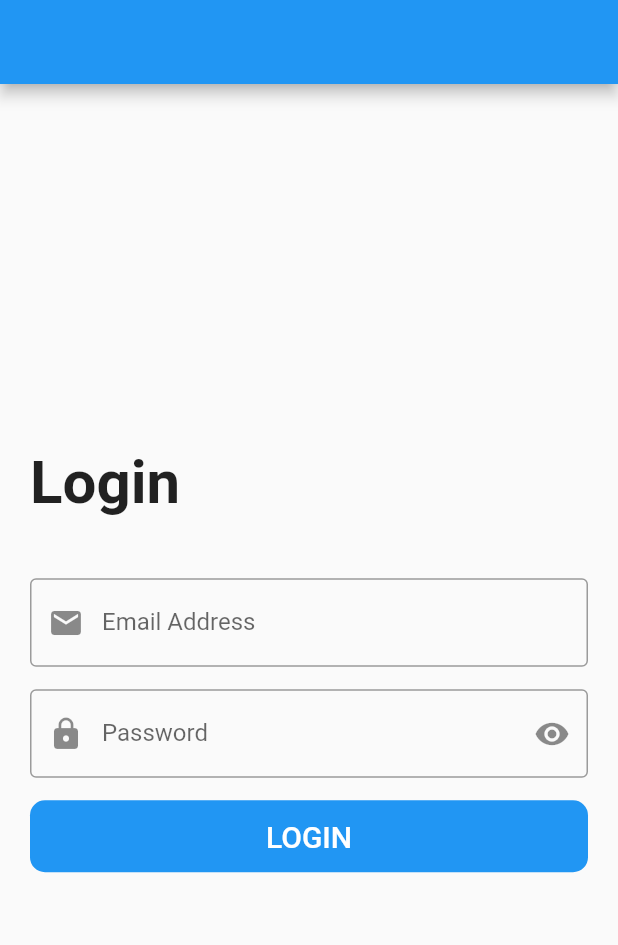
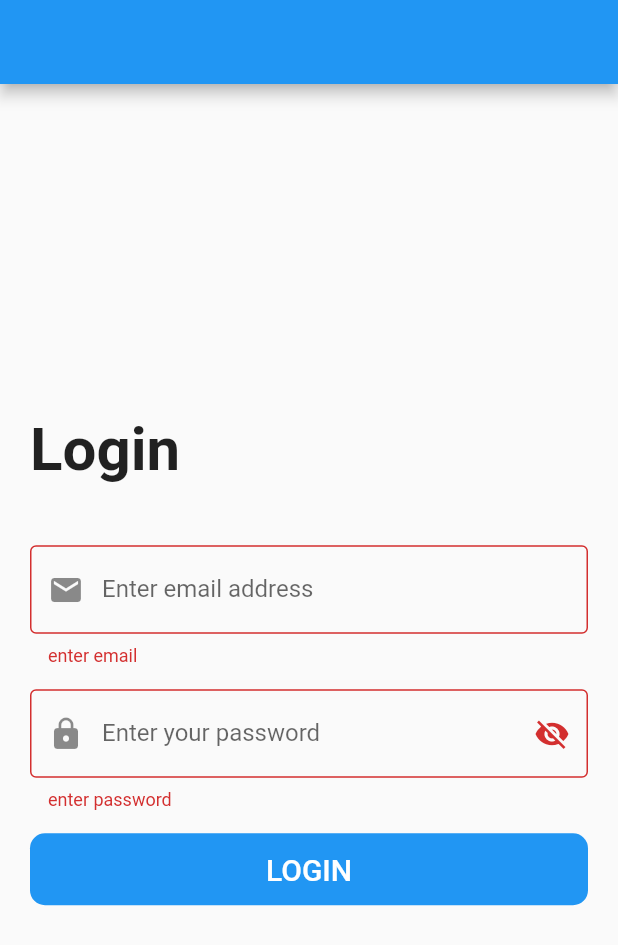
Before and after one commit to MoamenMohamed101/bmi_app, a Flutter app: the screen it shows after launch, after a tap on "LOGIN", on a phone screen of 412 x 824 dp. Shown: the top 945 px of the screen. Run offline on Flutter 3.47's test engine with Material 2 defaults, Android fonts, the phone set to English and light mode, and no system bars.

Commit message:
login_screen

```diff
--- a/lib/login_screen.dart
+++ b/lib/login_screen.dart
@@ -1,10 +1,21 @@
 import 'package:bmi_app/shared/components/components.dart';
 import 'package:flutter/material.dart';
 
-class LoginScreen extends StatelessWidget {
+class LoginScreen extends StatefulWidget {
   LoginScreen({Key? key}) : super(key: key);
+
+  @override
+  State<LoginScreen> createState() => _LoginScreenState();
+}
+
+class _LoginScreenState extends State<LoginScreen> {
   TextEditingController emailController = TextEditingController();
+
   TextEditingController passwordController = TextEditingController();
+
+  var formKey = GlobalKey<FormState>();
+
+  bool? isPassword = true;
 
   @override
   Widget build(BuildContext context) {
@@ -14,6 +25,8 @@ class LoginScreen extends StatelessWidget {
         padding: const EdgeInsets.all(20.0),
         child: Center(
           child: SingleChildScrollView(
+            child: Form(
+              key: formKey,
               child: Column(
                 crossAxisAlignment: CrossAxisAlignment.start,
                 children: [
@@ -24,53 +37,56 @@ class LoginScreen extends StatelessWidget {
                   const SizedBox(
                     height: 40,
                   ),
-                TextFormField(
+                  defaultFormField(
                     controller: emailController,
-                  decoration: const InputDecoration(
-                    labelText: 'Email Address',
-                    border: OutlineInputBorder(),
-                    prefixIcon: Icon(Icons.email),
+                    keyboard: TextInputType.emailAddress,
+                    validator: (value) {
+                      if (value!.isEmpty) {
+                        return 'enter email';
+                      }
+                      return null;
+                    },
+                    text: 'Enter email address',
+                    prefixIcon: Icons.email,
                   ),
-                  keyboardType: TextInputType.emailAddress,
-                  onFieldSubmitted: (value) {
-                    print(value);
+                  const SizedBox(
+                    height: 15,
+                  ),
+                  defaultFormField(
+                    controller: passwordController,
+                    keyboard: TextInputType.visiblePassword,
+                    validator: (value) {
+                      if (value!.isEmpty) {
+                        return 'enter password';
+                      }
+                      return null;
                     },
-                  onChanged: (value) {
-                    print(value);
+                    text: 'Enter your password',
+                    prefixIcon: Icons.lock,
+                    suffixIcon: Icons.add,
+                    isPassword: isPassword!,
+                    iconSuffix: () {
+                      setState(() {
+                        isPassword = !isPassword!;
+                      });
                     },
                   ),
                   const SizedBox(
                     height: 15,
                   ),
-                TextFormField(
-                  controller: passwordController,
-                  decoration: const InputDecoration(
-                    labelText: 'Password',
-                    border: OutlineInputBorder(),
-                    prefixIcon: Icon(Icons.lock),
-                    suffixIcon: Icon(Icons.remove_red_eye),
-                  ),
-                  keyboardType: TextInputType.visiblePassword,
-                  obscureText: true,
-                  onFieldSubmitted: (value) {
-                    print(value);
-                  },
-                  onChanged: (value) {
-                    print(value);
-                  },
-                ),
-                const SizedBox(
-                  height: 15,
-                ),
-                dufultButton(
+                  defaultButton(
                     color: Colors.blue,
                     text: 'login',
                     voidCallback: () {
+                      if (formKey.currentState!.validate())
                         print(emailController.text);
                       print(passwordController.text);
                     },
-                    width: double.infinity)
+                    width: double.infinity,
+                    isUpperCase: true,
+                  ),
                 ],
+              ),
             ),
           ),
         ),
--- a/lib/shared/components/components.dart
+++ b/lib/shared/components/components.dart
@@ -1,22 +1,59 @@
 import 'package:flutter/cupertino.dart';
 import 'package:flutter/material.dart';
 
-dufultButton(
-        {double? width,
-        Color? color,
-        VoidCallback? voidCallback,
-        String? text}) =>
+defaultButton({
+  double? width,
+  Color? color = Colors.blue,
+  @required VoidCallback? voidCallback,
+  @required String? text,
+  bool? isUpperCase = true,
+  double? radius = 10.0,
+}) =>
     Container(
       width: width,
       decoration: BoxDecoration(
         color: color,
-        borderRadius: BorderRadius.circular(10),
+        borderRadius: BorderRadius.circular(radius!),
       ),
       child: MaterialButton(
         onPressed: voidCallback,
         child: Text(
-          text!.toUpperCase(),
+          isUpperCase! ? text!.toUpperCase() : text!,
           style: const TextStyle(color: Colors.white, fontSize: 20),
         ),
       ),
     );
+
+defaultFormField(
+        {@required TextEditingController? controller,
+        @required TextInputType? keyboard,
+        void Function(String)? onFieldSubmitted,
+        void Function(String)? onChanged,
+        @required String? Function(String?)? validator,
+        @required String? text,
+        @required IconData? prefixIcon,
+        IconData? suffixIcon,
+        bool isPassword = false,
+        VoidCallback? iconSuffix}) =>
+    TextFormField(
+      validator: validator,
+      controller: controller,
+      decoration: InputDecoration(
+        labelText: text!,
+        border: const OutlineInputBorder(),
+        prefixIcon: Icon(prefixIcon!),
+        suffixIcon: suffixIcon != null
+            ? IconButton(
+                onPressed: iconSuffix,
+                icon: isPassword
+                    ? const Icon(Icons.visibility_off)
+                    : const Icon(Icons.remove_red_eye),
+              )
+            : null,
+      ),
+      keyboardType: keyboard,
+      obscureText: isPassword,
+      onFieldSubmitted: onFieldSubmitted,
+      onChanged: onChanged,
+    );
+//
```
Lines whose indentation alone changed are shown as unchanged.
